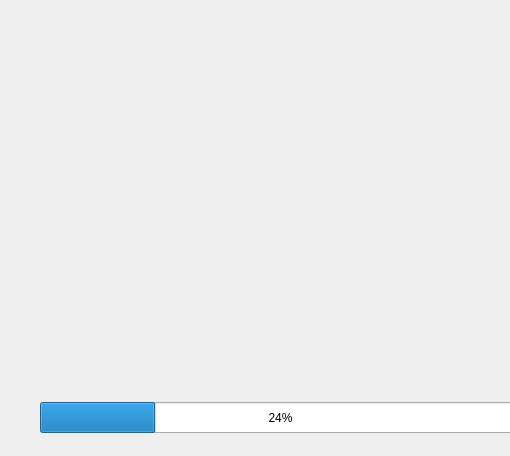
Before: the Qt Designer form app/interface.ui in Protimus/brAPatcher, drawn with Qt 5.
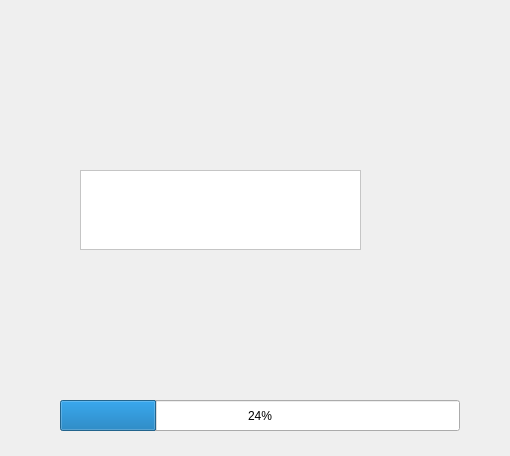
After: the same form once the commit is applied. Icons and pictures are not drawn.

The edit to the form file:
```diff
--- a/app/interface.ui
+++ b/app/interface.ui
@@ -23,25 +23,56 @@
    <string notr="true">background: url(:/img/ancient-bg.png)</string>
   </property>
   <widget class="QWidget" name="centralWidget">
+   <property name="enabled">
+    <bool>true</bool>
+   </property>
    <property name="maximumSize">
     <size>
      <width>510</width>
      <height>456</height>
     </size>
    </property>
+   <property name="autoFillBackground">
+    <bool>true</bool>
+   </property>
    <widget class="QProgressBar" name="progressBar">
     <property name="geometry">
      <rect>
-      <x>40</x>
-      <y>402</y>
-      <width>481</width>
+      <x>60</x>
+      <y>400</y>
+      <width>400</width>
       <height>31</height>
      </rect>
     </property>
+    <property name="maximumSize">
+     <size>
+      <width>400</width>
+      <height>400</height>
+     </size>
+    </property>
     <property name="value">
      <number>24</number>
     </property>
    </widget>
+   <widget class="QFrame" name="frame">
+    <property name="geometry">
+     <rect>
+      <x>80</x>
+      <y>170</y>
+      <width>281</width>
+      <height>80</height>
+     </rect>
+    </property>
+    <property name="styleSheet">
+     <string notr="true">background-color:rgb(255, 255, 255)</string>
+    </property>
+    <property name="frameShape">
+     <enum>QFrame::StyledPanel</enum>
+    </property>
+    <property name="frameShadow">
+     <enum>QFrame::Raised</enum>
+    </property>
+   </widget>
   </widget>
  </widget>
  <layoutdefault spacing="0" margin="0"/>
```
